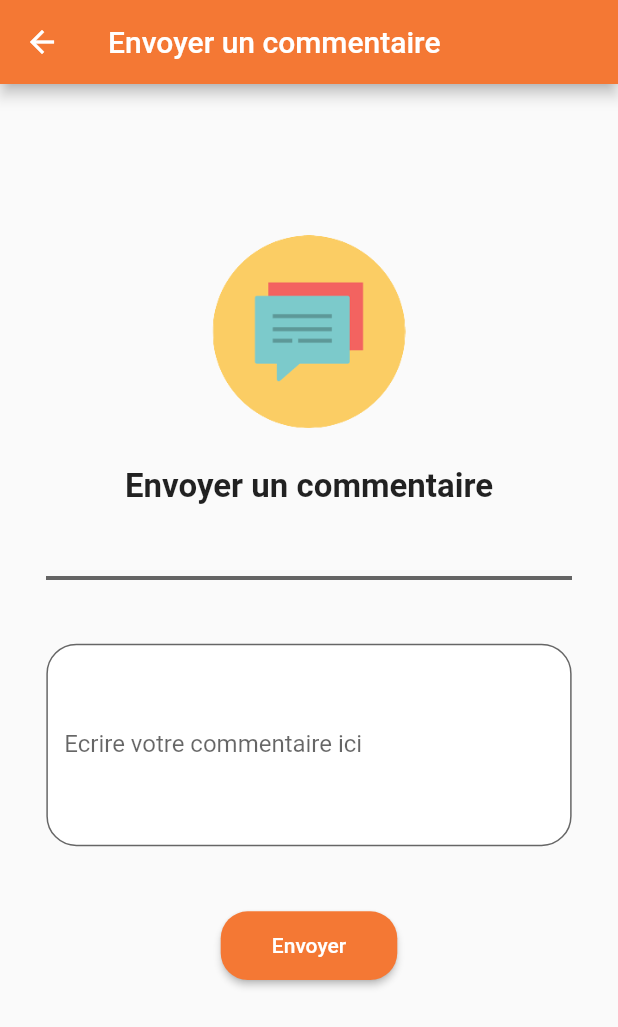
After one commit to aminelasheb/dzkingdom, a Flutter app: the envoyer_commentaire screen opened directly, on a phone screen of 412 x 824 dp. The commit adds this screen. Shown: the top 1027 px of the screen. Run offline on Flutter 3.47's test engine with Material 2 defaults, Android fonts, the phone set to English and light mode, and no system bars.

Commit message:
Envoyer_commentaireUI

```diff
--- a/lib/main.dart
+++ b/lib/main.dart
@@ -1,3 +1,4 @@
+import 'package:dzkingdom/screens/envoyer_commentaire.dart';
 import 'package:dzkingdom/screens/sign_in.dart';
 import 'package:dzkingdom/screens/sign_up.dart';
 import 'package:flutter/material.dart';
--- /dev/null
+++ b/lib/screens/envoyer_commentaire.dart
@@ -0,0 +1,87 @@
+import 'package:flutter/cupertino.dart';
+import 'package:flutter/material.dart';
+
+
+class envoyer_commentaire extends StatefulWidget {
+  const envoyer_commentaire({ Key? key }) : super(key: key);
+
+  @override
+  _envoyer_commentaireState createState() => _envoyer_commentaireState();
+}
+
+class _envoyer_commentaireState extends State<envoyer_commentaire> {
+      get sizee => MediaQuery.of(context).size ;
+
+  @override
+  Widget build(BuildContext context) {
+    return GestureDetector(
+        onTap : () => FocusScope.of(context).unfocus(),
+      child: Scaffold(
+        appBar: AppBar(
+           title: Text("Envoyer un commentaire" ,style: TextStyle(color: Colors.white),),
+            backgroundColor: Color(0xfff47834),
+        ),
+        body: Center(
+
+          child: SingleChildScrollView(
+            child: Container(
+
+              height: sizee.height/1.5,
+              width: sizee.width*0.85,
+              margin:EdgeInsets.only(bottom: sizee.height/12),
+              child: Column(
+                  mainAxisAlignment: MainAxisAlignment.spaceEvenly,
+            crossAxisAlignment: CrossAxisAlignment.center,
+
+                children: [
+                Image(image: AssetImage('images/envoyer_commentairee.png'),width: sizee.width/3.2,height:sizee.width/3.2,),
+                Container(
+                        margin: EdgeInsets.only(bottom:sizee.height/40),
+
+                  child: Text("Envoyer un commentaire",style:TextStyle(fontSize: 22,fontWeight: FontWeight.bold))) ,
+              Container(
+                margin: EdgeInsets.only(bottom:sizee.height/50),
+                child: Image(image: AssetImage('images/ligne2.png'),width: sizee.width*0.85 ,)),
+
+              TextFormField(
+              keyboardType: TextInputType.multiline,
+              maxLines: 5,// when user presses enter it will adapt to it
+                                decoration: InputDecoration(
+
+                                                              fillColor: Colors.white, filled: true,
+                                  labelText: 'Ecrire votre commentaire ici',
+                                  hintText: 'Décrivez vos problèmes ou partagez vos idées avec nous ...',
+                                  border: OutlineInputBorder(borderRadius: BorderRadius.circular(20.0)),
+
+                                  ),
+                                ),
+
+                       Container(
+                                       margin: EdgeInsets.only(top:sizee.height/50),
+
+                         child: ElevatedButton(
+                              child: Text("Envoyer"),
+                              onPressed: () {},
+                              style: ElevatedButton.styleFrom(
+                                fixedSize: Size(sizee.width/3.5, sizee.height/18),
+
+                                primary: Color(0xfff47834),
+                                onPrimary: Colors.white,
+                                shape: RoundedRectangleBorder(
+                                  borderRadius: BorderRadius.circular(18.0),
+                                ),
+                              ),
+                            ),
+                       )
+
+
+
+                ],
+              ),
+            ),
+          ),
+        ),
+      ),
+    );
+  }
+}
--- a/pubspec.yaml
+++ b/pubspec.yaml
@@ -63,6 +63,8 @@ flutter:
      - images/ligne.png
      - images/fb.png
      - images/google.png
+     - images/envoyer_commentairee.png
+     - images/ligne2.png
 
   # An image asset can refer to one or more resolution-specific "variants", see
   # https://flutter.dev/assets-and-images/#resolution-aware.
```
Also changed, not shown: images/envoyer_commentairee.png (added), images/ligne2.png (added).
